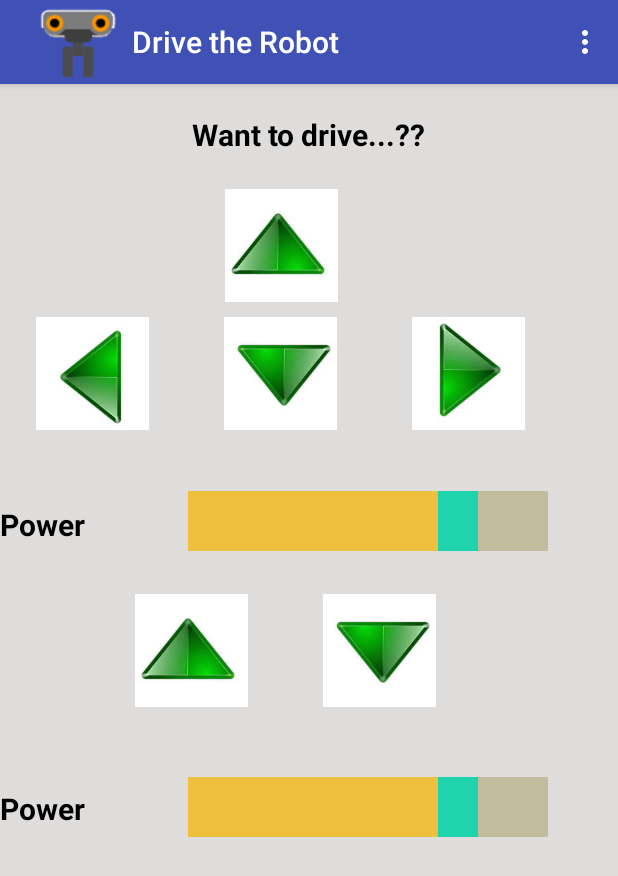
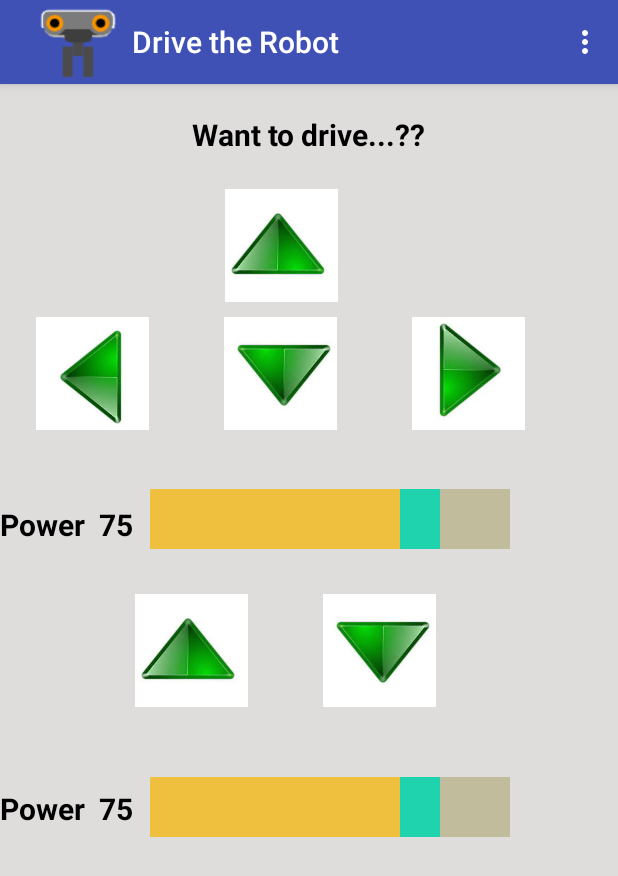
Before and after one commit to COSC526RobotsAreUs/RobotCar, an Android app: the DriveActivity screen opened directly, with no data from a screen before it, on a phone screen of 412 x 824 dp. Shown: the top 876 px of the screen. Run offline under Robolectric (Android 15) with nearby library versions, the phone set to English and light mode, and no system bars.

Commit message:
All the issues were fixed after the merge conflicts

```diff
--- a/app/src/main/java/com/example/will/robotcar/CustomSlider.java
+++ b/app/src/main/java/com/example/will/robotcar/CustomSlider.java
@@ -15,6 +15,12 @@ import android.view.View;
 public class CustomSlider extends View{
     float width;
     float height;
+
+    public void setPercent(int percent) {
+        this.percent = percent;
+        this.invalidate();
+    }
+
     int percent = 75;
     Paint goldPaint;
     Paint greyPaint;
--- a/app/src/main/java/com/example/will/robotcar/DriveActivity.java
+++ b/app/src/main/java/com/example/will/robotcar/DriveActivity.java
@@ -27,19 +27,16 @@ import java.util.Timer;
 /**
  * Created by Will on 11/6/15.
  */
-public class DriveActivity extends AppCompatActivity implements View.OnClickListener,View.OnTouchListener, SeekBar.OnSeekBarChangeListener{
+public class DriveActivity extends AppCompatActivity implements View.OnClickListener,View.OnTouchListener, SliderChanged{
 
     private OutputStream os = MainActivity.getOutputStream();
     private InputStream is = MainActivity.getInputStream();
-    //private SeekBar m_powerSeek;
-    //private SeekBar m_powerSeekC;
     CustomSlider powerSeek;
     CustomSlider motorSeek;
     private TextView m_progress;
     private TextView m_progressC;
     private int m_power = 50;
     private int m_powerC = 50;
-
     private String motorSelected;
 
     protected void onCreate(Bundle savedInstanceState) {
@@ -52,18 +49,6 @@ public class DriveActivity extends AppCompatActivity implements View.OnClickList
         ab.setDisplayUseLogoEnabled(true);
         ab.setDisplayShowHomeEnabled(true);
 
-        /*
-        m_powerSeek = (SeekBar) findViewById(R.id.xv_seekBar);
-        m_powerSeek.setOnSeekBarChangeListener(this);
-        m_powerSeek.setProgress(75);
-
-
-        m_progress = (TextView) findViewById(R.id.xv_powertext);
-        m_powerSeekC = (SeekBar) findViewById(R.id.xv_MotorCseekBar);
-        m_powerSeekC.setOnSeekBarChangeListener(this);
-        m_powerSeekC.setProgress(50);
-        */
-
         powerSeek = (CustomSlider) findViewById(R.id.xv_seekBar);
         motorSeek = (CustomSlider) findViewById(R.id.xv_MotorCseekBar);
         powerSeek.setOnSliderChangedListener(this);
@@ -74,8 +59,14 @@ public class DriveActivity extends AppCompatActivity implements View.OnClickList
 
         SharedPreferences sp = PreferenceManager.getDefaultSharedPreferences(getBaseContext());
         if(sp.getBoolean("defaultSpeed", false)){
-            m_powerSeekC.setProgress(100);
-            m_powerSeek.setProgress(100);
+            powerSeek.setPercent(100);
+            m_progress.setText("Power " + 100);
+            motorSeek.setPercent(100);
+            m_progressC.setText("Power " + 100);
+        }
+        else{
+            m_progress.setText("Power  " + 75);
+            m_progressC.setText("Power  " + 75);
         }
 
         motorSelected = sp.getString("selectedMotors","1");
@@ -288,23 +279,6 @@ public class DriveActivity extends AppCompatActivity implements View.OnClickList
         return(super.onOptionsItemSelected(item));
     }
 
-    /*@Override
-    public void onResume() {
-        super.onResume();
-
-        SharedPreferences sp = PreferenceManager.getDefaultSharedPreferences(getBaseContext());
-        if(sp.getBoolean("batteryInterval", false)){
-            if(cv_timer != null)
-                cv_timer.cancel();
-            else{
-                cv_timer = new Timer();
-                cv_myTimerTask = new MyTimerTask();
-                cv_timer.schedule(cv_myTimerTask, 0, 1000);
-            }
-        }
-    }*/
-
-
     private void cfp_moveMotor(int motor,int speed, int state) {
         try {
             byte[] buffer = new byte[15];
--- a/app/src/main/java/com/example/will/robotcar/MainActivity.java
+++ b/app/src/main/java/com/example/will/robotcar/MainActivity.java
@@ -64,13 +64,4 @@ public class MainActivity extends TabActivity {
         menuInflater.inflate(R.menu.menu_main, menu);
         return super.onCreateOptionsMenu(menu);
     }
-
-    @Override
-    public boolean onCreateOptionsMenu(Menu menu){
-        MenuInflater menuInflater = getMenuInflater();
-        menuInflater.inflate(R.menu.menu_main, menu);
-        return super.onCreateOptionsMenu(menu);
-    }
-
-
 }
--- a/app/src/main/res/layout/drive.xml
+++ b/app/src/main/res/layout/drive.xml
@@ -56,24 +56,16 @@
         android:background="@drawable/rightarrow"/>
     </TableRow>
 </TableLayout>
-<!--
-    <SeekBar
-        android:layout_width="240dp"
-        android:layout_height="50dp"
-        android:id="@+id/xv_seekBar"
-        android:layout_marginTop="1dp"
-        android:layout_below="@+id/tableLayout"
-        android:layout_marginLeft="125dp"
-        android:max="100" />
--->
     <com.example.will.robotcar.CustomSlider
         android:layout_width="240dp"
         android:layout_height="40dp"
         android:id="@+id/xv_seekBar"
-        android:layout_marginTop="1dp"
+        android:max="100"
         android:layout_below="@+id/tableLayout"
-        android:layout_marginLeft="125dp"
-        android:max="100"  />
+        android:layout_alignLeft="@+id/xv_MotorCseekBar"
+        android:layout_alignStart="@+id/xv_MotorCseekBar"
+        android:layout_alignRight="@+id/xv_MotorCseekBar"
+        android:layout_alignEnd="@+id/xv_MotorCseekBar" />
     <TextView
         android:layout_width="125dp"
         android:layout_height="50dp"
@@ -123,21 +115,12 @@
         android:textStyle="bold"
         android:textColor="#000000"
        />
-    <!--
-        <SeekBar
-        android:layout_width="240dp"
-        android:layout_height="50dp"
-        android:id="@+id/xv_MotorCseekBar"
-        android:layout_marginTop="462dp"
-        android:layout_marginLeft="125dp"
-        android:max="100" />
-    -->
     <com.example.will.robotcar.CustomSlider
         android:layout_width="240dp"
         android:layout_height="40dp"
         android:id="@+id/xv_MotorCseekBar"
         android:layout_marginTop="462dp"
-        android:layout_marginLeft="125dp"
+        android:layout_marginLeft="100dp"
         android:max="100" />
 
 </RelativeLayout>
```
Also changed, not shown: app/src/main/AndroidManifest.xml (+9 -14 lines), app/src/main/java/com/example/will/robotcar/ConnectActivity.java (+8 -1 lines), app/src/main/java/com/example/will/robotcar/PollActivity.java (+24 -0 lines).
